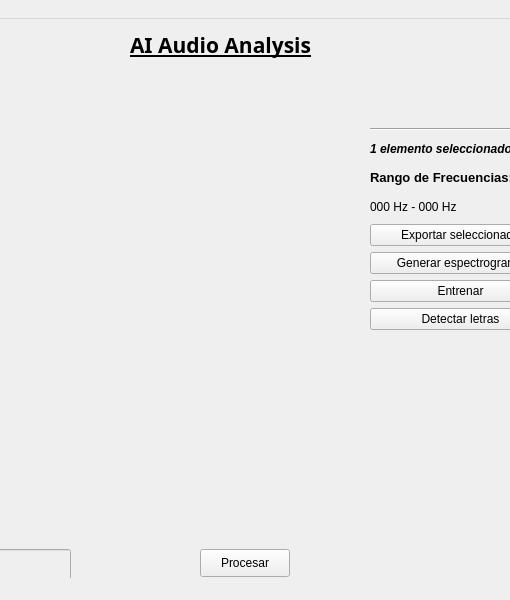
This is testgui.ui in darkmclo/audio-ai-project as Qt 5 draws it before an edit; both pictures show x 190 to 700 and y 0 to 600 of the 800 by 600 pixel window. The edited form follows.
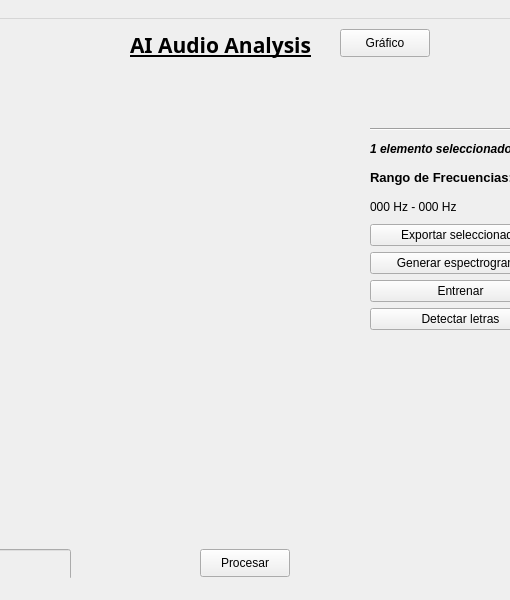
This is the edited form. Icons and pictures are not drawn.

Commit message: Nuevo commit arreglado

Patch:
```diff
--- a/testgui.ui
+++ b/testgui.ui
@@ -330,7 +330,7 @@
    <widget class="QLabel" name="lblOutput">
     <property name="geometry">
      <rect>
-      <x>270</x>
+      <x>280</x>
       <y>530</y>
       <width>111</width>
       <height>31</height>
@@ -340,6 +340,19 @@
      <string/>
     </property>
    </widget>
+   <widget class="QPushButton" name="btnGraphic">
+    <property name="geometry">
+     <rect>
+      <x>530</x>
+      <y>10</y>
+      <width>90</width>
+      <height>28</height>
+     </rect>
+    </property>
+    <property name="text">
+     <string>Gráfico</string>
+    </property>
+   </widget>
   </widget>
   <widget class="QMenuBar" name="menubar">
    <property name="geometry">
```
Left out of the diff: 3 changed lines with no effect on the pictures. The commit also changes 1 other file.
